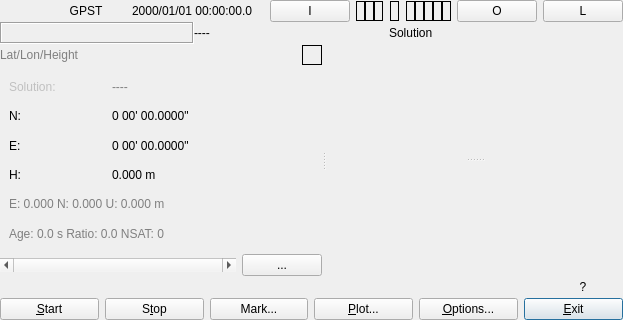
First picture: the form in app/rtknavi_qt/navimain.ui, repository tomojitakasu/RTKLIB, before the edit.
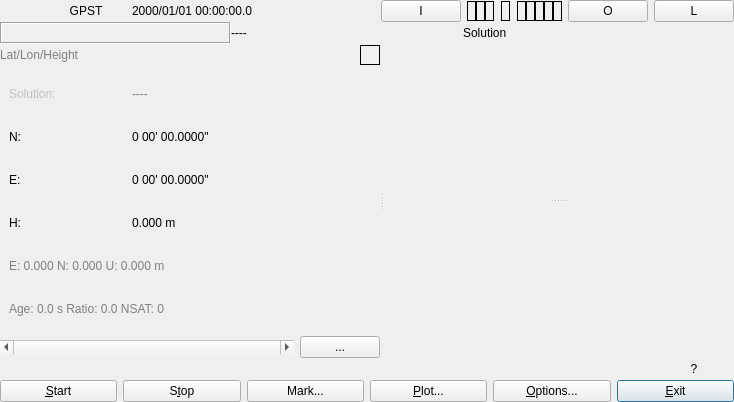
Second picture: the form after the edit. Icons and pictures are not drawn.

```diff
--- a/app/rtknavi_qt/navimain.ui
+++ b/app/rtknavi_qt/navimain.ui
@@ -6,8 +6,8 @@
    <rect>
     <x>0</x>
     <y>0</y>
-    <width>623</width>
-    <height>320</height>
+    <width>734</width>
+    <height>402</height>
    </rect>
   </property>
   <property name="windowTitle">
```
Left out of the diff: 39 changed lines with no effect on the pictures.
